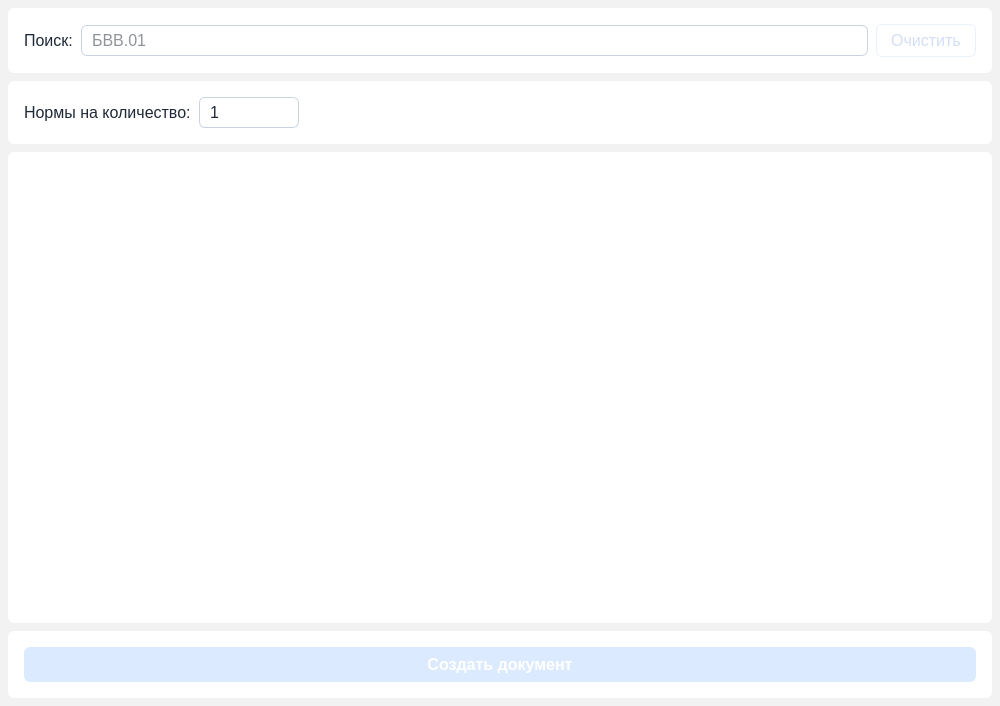
Before: the Qt Designer form ui/mainUI.ui in pntech-dev/Stockwise, drawn with Qt 5.
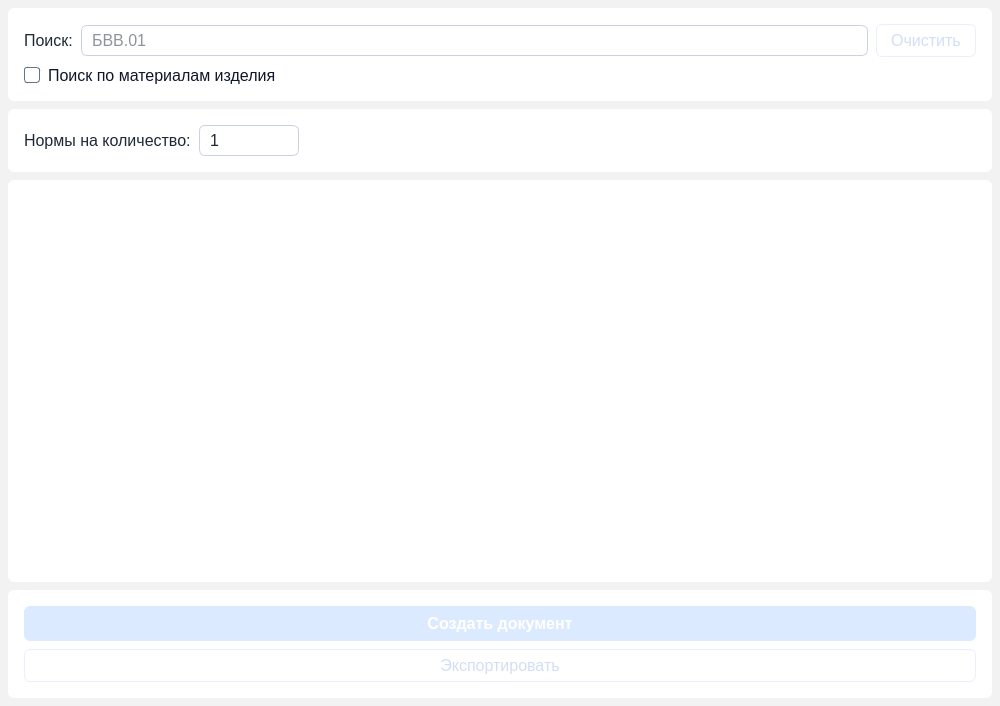
After: the same form once the commit is applied. Icons and pictures are not drawn.

Commit message: feat(export): add product specification export

Diff of the .ui file:
```diff
--- a/ui/mainUI.ui
+++ b/ui/mainUI.ui
@@ -117,10 +117,52 @@
     background-color: #EF4444;
 }
 
-QCheckBox {
-    color: #1F2937;
-    spacing: 4px;
-    border-radius: 6px;
+
+
+/* === Общие стили для QCheckBox === */
+QCheckBox{
+    color: #0F172A;                /* Акцентный текст */
+    font-weight: normal;
+    spacing: 8px;                  /* Расстояние между индикатором и текстом */
+}
+
+/* Индикатор */
+
+QCheckBox::indicator {
+    width: 14px;
+    height: 14px;
+    border-radius: 3px;            /* Небольшое скругление углов */
+    border: 1px solid #64748B;     /* Второстепенная рамка */
+    background-color: #FFFFFF;     /* Белый фон */
+}
+
+/* Наведение */
+QCheckBox::indicator:hover {
+    border: 1px solid #2563EB;     /* Акцентная рамка */
+}
+
+/* Активен (галочка) */
+QCheckBox::indicator:checked {
+    border: 1px solid #2563EB;
+    background-color: #2563EB;
+    image: url(:/icons/checkbox_check);  /* Собственная белая галочка */
+}
+
+/* Фокус */
+QCheckBox::indicator:focus {
+    border: 1px solid #2563EB;
+}
+
+/* Отключён */
+QCheckBox::indicator:disabled {
+    border: 1px solid #F8FAFC;
+    background-color: #FFFFFF;
+    image: none;
+}
+
+/* Текст отключённого чекбокса */
+QCheckBox:disabled {
+    color: #64748B;
 }</string>
   </property>
   <widget class="QWidget" name="centralwidget">
@@ -144,6 +186,30 @@
      <number>8</number>
     </property>
     <item>
+     <widget class="QFrame" name="frame">
+      <property name="frameShape">
+       <enum>QFrame::StyledPanel</enum>
+      </property>
+      <property name="frameShadow">
+       <enum>QFrame::Raised</enum>
+      </property>
+      <layout class="QVBoxLayout" name="verticalLayout_2">
+       <property name="spacing">
+        <number>8</number>
+       </property>
+       <property name="leftMargin">
+        <number>16</number>
+       </property>
+       <property name="topMargin">
+        <number>16</number>
+       </property>
+       <property name="rightMargin">
+        <number>16</number>
+       </property>
+       <property name="bottomMargin">
+        <number>16</number>
+       </property>
+       <item>
      <widget class="QFrame" name="search_line_frame">
       <property name="frameShape">
        <enum>QFrame::NoFrame</enum>
@@ -156,16 +222,16 @@
         <number>8</number>
        </property>
        <property name="leftMargin">
-        <number>16</number>
+           <number>0</number>
        </property>
        <property name="topMargin">
-        <number>16</number>
+           <number>0</number>
        </property>
        <property name="rightMargin">
-        <number>16</number>
+           <number>0</number>
        </property>
        <property name="bottomMargin">
-        <number>16</number>
+           <number>0</number>
        </property>
        <item>
         <widget class="QLabel" name="search_line_label">
@@ -239,6 +305,21 @@
      </widget>
     </item>
     <item>
+        <widget class="QCheckBox" name="checkBox">
+         <property name="font">
+          <font>
+           <pointsize>12</pointsize>
+          </font>
+         </property>
+         <property name="text">
+          <string>Поиск по материалам изделия</string>
+         </property>
+        </widget>
+       </item>
+      </layout>
+     </widget>
+    </item>
+    <item>
      <widget class="QFrame" name="norms_calculations_frame">
       <property name="sizePolicy">
        <sizepolicy hsizetype="Preferred" vsizetype="Fixed">
@@ -460,6 +541,34 @@
          </property>
         </widget>
        </item>
+       <item>
+        <widget class="QPushButton" name="export_pushButton">
+         <property name="enabled">
+          <bool>false</bool>
+         </property>
+         <property name="minimumSize">
+          <size>
+           <width>0</width>
+           <height>0</height>
+          </size>
+         </property>
+         <property name="maximumSize">
+          <size>
+           <width>16777215</width>
+           <height>16777215</height>
+          </size>
+         </property>
+         <property name="font">
+          <font>
+           <pointsize>12</pointsize>
+           <kerning>true</kerning>
+          </font>
+         </property>
+         <property name="text">
+          <string>Экспортировать</string>
+         </property>
+        </widget>
+       </item>
       </layout>
      </widget>
     </item>
```
Lines whose indentation alone changed are shown as unchanged. The commit also changes 10 other files.
